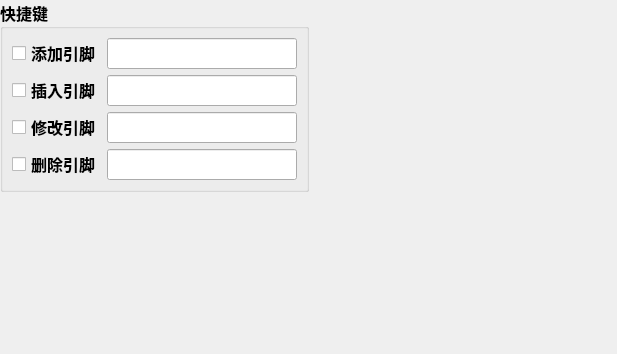
Above: project/widgets/otherwidget.ui from RTduino/pinout-generator before the change. Below: the same form after it.
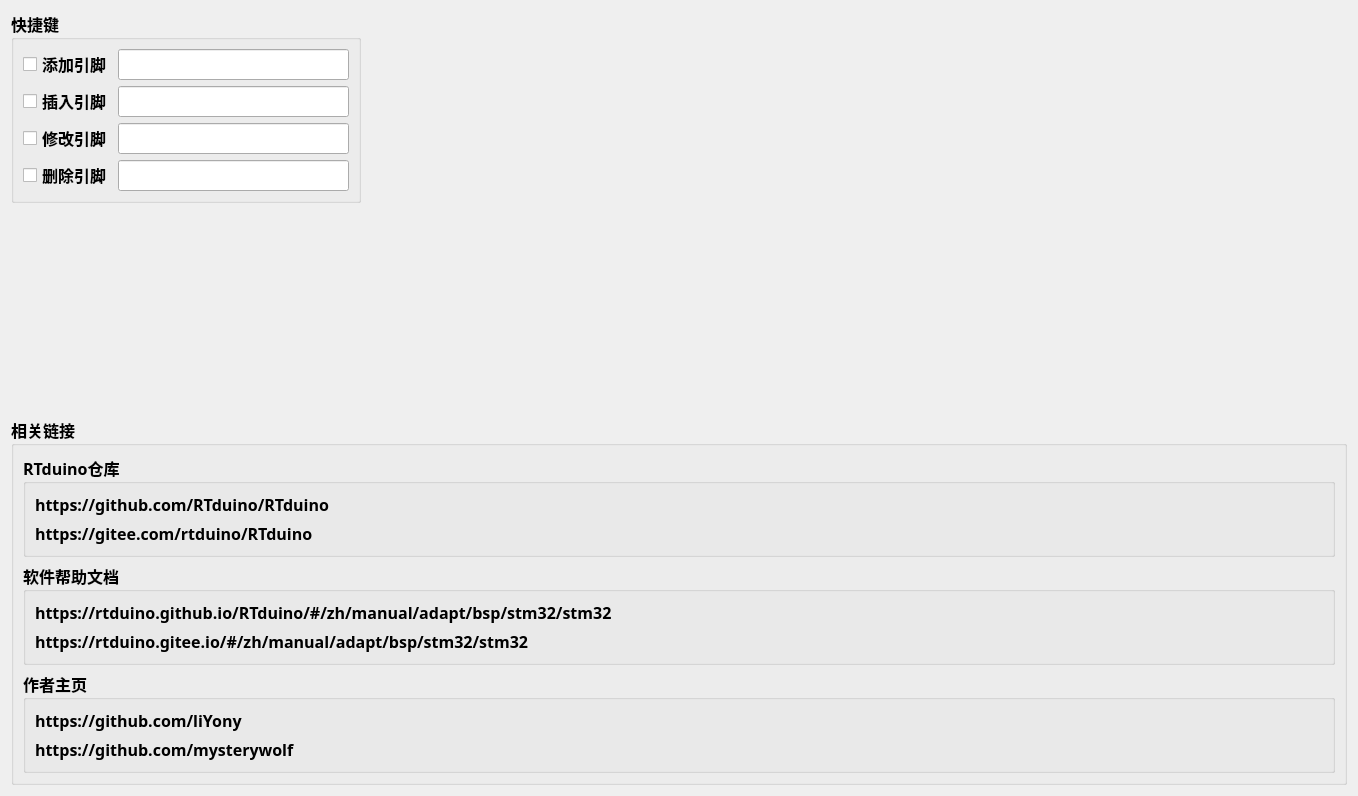
That is the form after the change. Custom widgets are drawn as their Qt base class.

Commit message: 软件界面添加相关链接

```diff
--- a/project/widgets/otherwidget.ui
+++ b/project/widgets/otherwidget.ui
@@ -6,8 +6,8 @@
    <rect>
     <x>0</x>
     <y>0</y>
-    <width>617</width>
-    <height>354</height>
+    <width>1358</width>
+    <height>796</height>
    </rect>
   </property>
   <property name="font">
@@ -22,36 +22,14 @@
    <string>Form</string>
   </property>
   <layout class="QGridLayout" name="gridLayout_2">
-   <property name="leftMargin">
-    <number>0</number>
-   </property>
-   <property name="topMargin">
-    <number>0</number>
-   </property>
-   <property name="rightMargin">
-    <number>0</number>
-   </property>
-   <property name="bottomMargin">
-    <number>0</number>
-   </property>
-   <property name="spacing">
-    <number>0</number>
-   </property>
-   <item row="1" column="0">
-    <spacer name="verticalSpacer">
-     <property name="orientation">
-      <enum>Qt::Vertical</enum>
-     </property>
-     <property name="sizeHint" stdset="0">
-      <size>
-       <width>20</width>
-       <height>40</height>
-      </size>
-     </property>
-    </spacer>
-   </item>
-   <item row="0" column="0">
+   <item row="0" column="0" colspan="2">
     <widget class="QGroupBox" name="groupBox">
+     <property name="minimumSize">
+      <size>
+       <width>350</width>
+       <height>0</height>
+      </size>
+     </property>
      <property name="title">
       <string>快捷键</string>
      </property>
@@ -99,19 +77,110 @@
      </layout>
     </widget>
    </item>
-   <item row="0" column="1" rowspan="2">
+   <item row="1" column="0" colspan="2">
+    <spacer name="verticalSpacer">
+     <property name="orientation">
+      <enum>Qt::Vertical</enum>
+     </property>
+     <property name="sizeHint" stdset="0">
+      <size>
+       <width>20</width>
+       <height>530</height>
+      </size>
+     </property>
+    </spacer>
+   </item>
+   <item row="0" column="3" rowspan="2">
     <spacer name="horizontalSpacer">
      <property name="orientation">
       <enum>Qt::Horizontal</enum>
      </property>
      <property name="sizeHint" stdset="0">
       <size>
-       <width>291</width>
-       <height>20</height>
+       <width>969</width>
+       <height>363</height>
       </size>
      </property>
     </spacer>
    </item>
+   <item row="2" column="0" colspan="4">
+    <widget class="QGroupBox" name="groupBox_2">
+     <property name="title">
+      <string>相关链接</string>
+     </property>
+     <layout class="QGridLayout" name="gridLayout_6">
+      <item row="0" column="0">
+       <widget class="QGroupBox" name="groupBox_4">
+        <property name="title">
+         <string>RTduino仓库</string>
+        </property>
+        <layout class="QGridLayout" name="gridLayout_3">
+         <item row="0" column="0">
+          <widget class="QLabel" name="rtduino_git_url">
+           <property name="text">
+            <string>https://github.com/RTduino/RTduino</string>
+           </property>
+          </widget>
+         </item>
+         <item row="1" column="0">
+          <widget class="QLabel" name="rtduino_gitee_url">
+           <property name="text">
+            <string>https://gitee.com/rtduino/RTduino</string>
+           </property>
+          </widget>
+         </item>
+        </layout>
+       </widget>
+      </item>
+      <item row="2" column="0">
+       <widget class="QGroupBox" name="groupBox_5">
+        <property name="title">
+         <string>软件帮助文档</string>
+        </property>
+        <layout class="QGridLayout" name="gridLayout_5">
+         <item row="0" column="0">
+          <widget class="QLabel" name="doc_git_url">
+           <property name="text">
+            <string>https://rtduino.github.io/RTduino/#/zh/manual/adapt/bsp/stm32/stm32</string>
+           </property>
+          </widget>
+         </item>
+         <item row="1" column="0">
+          <widget class="QLabel" name="doc_gitee_url">
+           <property name="text">
+            <string>https://rtduino.gitee.io/#/zh/manual/adapt/bsp/stm32/stm32</string>
+           </property>
+          </widget>
+         </item>
+        </layout>
+       </widget>
+      </item>
+      <item row="3" column="0">
+       <widget class="QGroupBox" name="groupBox_3">
+        <property name="title">
+         <string>作者主页</string>
+        </property>
+        <layout class="QGridLayout" name="gridLayout_4">
+         <item row="1" column="0">
+          <widget class="QLabel" name="autor_meco_url">
+           <property name="text">
+            <string>https://github.com/mysterywolf</string>
+           </property>
+          </widget>
+         </item>
+         <item row="0" column="0">
+          <widget class="QLabel" name="autor_liyony_url">
+           <property name="text">
+            <string>https://github.com/liYony</string>
+           </property>
+          </widget>
+         </item>
+        </layout>
+       </widget>
+      </item>
+     </layout>
+    </widget>
+   </item>
   </layout>
  </widget>
  <customwidgets>
```
Left out of the diff: 30 changed lines with no effect on the pictures. The commit also changes 2 other files.
